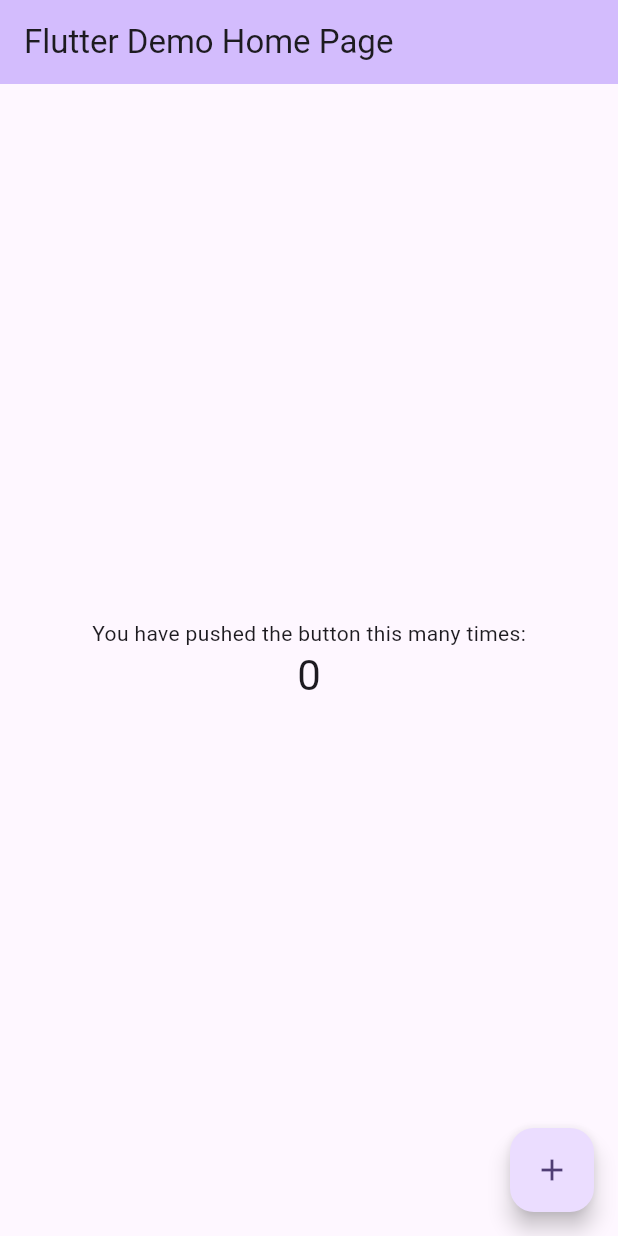
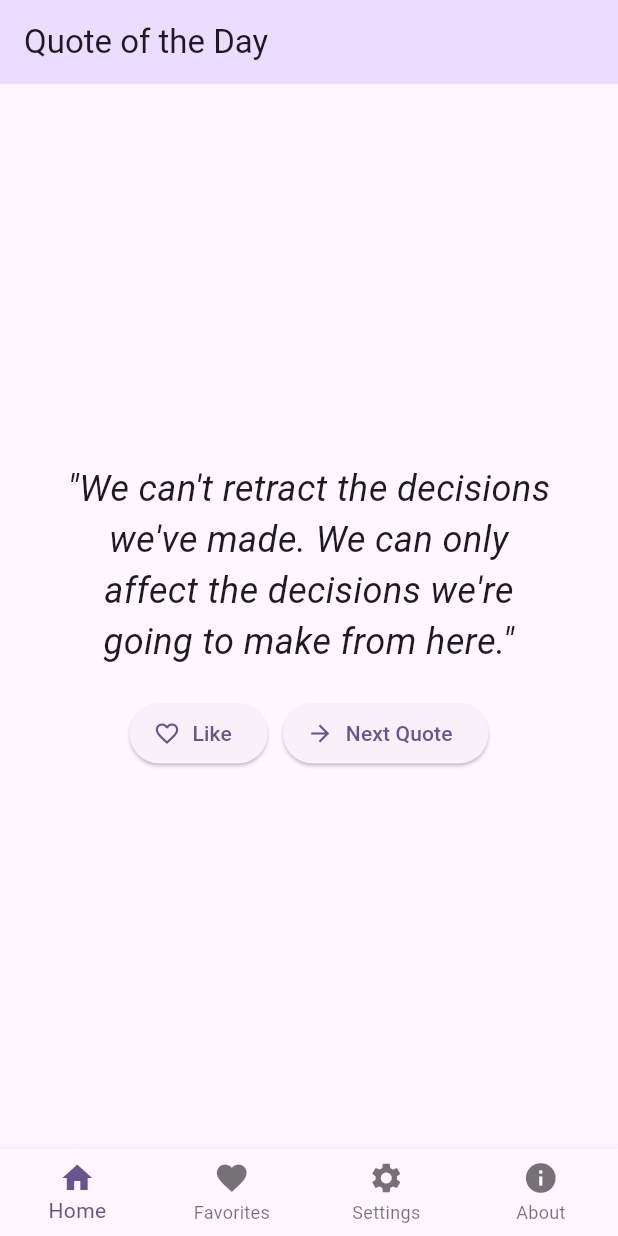
Before and after one commit to ffabious/flutter_daily_quote_app, a Flutter app: the screen it shows after launch, on a phone screen of 412 x 824 dp. Run offline on Flutter 3.47's test engine with Material 3 defaults, Android fonts, the light colour scheme and no system bars.

Commit message:
proj-feat: basic functional ui

```diff
--- a/lib/main.dart
+++ b/lib/main.dart
@@ -7,116 +7,123 @@ void main() {
 class MyApp extends StatelessWidget {
   const MyApp({super.key});
 
-  // This widget is the root of your application.
   @override
   Widget build(BuildContext context) {
     return MaterialApp(
-      title: 'Flutter Demo',
+      title: "Quote of te Day",
       theme: ThemeData(
-        // This is the theme of your application.
-        //
-        // TRY THIS: Try running your application with "flutter run". You'll see
-        // the application has a purple toolbar. Then, without quitting the app,
-        // try changing the seedColor in the colorScheme below to Colors.green
-        // and then invoke "hot reload" (save your changes or press the "hot
-        // reload" button in a Flutter-supported IDE, or press "r" if you used
-        // the command line to start the app).
-        //
-        // Notice that the counter didn't reset back to zero; the application
-        // state is not lost during the reload. To reset the state, use hot
-        // restart instead.
-        //
-        // This works for code too, not just values: Most code changes can be
-        // tested with just a hot reload.
         colorScheme: ColorScheme.fromSeed(seedColor: Colors.deepPurple),
       ),
-      home: const MyHomePage(title: 'Flutter Demo Home Page'),
+      home: const CompletePage(),
     );
   }
 }
 
-class MyHomePage extends StatefulWidget {
-  const MyHomePage({super.key, required this.title});
-
-  // This widget is the home page of your application. It is stateful, meaning
-  // that it has a State object (defined below) that contains fields that affect
-  // how it looks.
-
-  // This class is the configuration for the state. It holds the values (in this
-  // case the title) provided by the parent (in this case the App widget) and
-  // used by the build method of the State. Fields in a Widget subclass are
-  // always marked "final".
-
-  final String title;
+class CompletePage extends StatefulWidget {
+  const CompletePage({super.key});
 
   @override
-  State<MyHomePage> createState() => _MyHomePageState();
+  State<CompletePage> createState() => _CompletePageState();
 }
 
-class _MyHomePageState extends State<MyHomePage> {
-  int _counter = 0;
+class _CompletePageState extends State<CompletePage> {
+  int selectedIndex = 0;
+  Widget currentPage = const MyHomePage();
 
-  void _incrementCounter() {
-    setState(() {
-      // This call to setState tells the Flutter framework that something has
-      // changed in this State, which causes it to rerun the build method below
-      // so that the display can reflect the updated values. If we changed
-      // _counter without calling setState(), then the build method would not be
-      // called again, and so nothing would appear to happen.
-      _counter++;
-    });
+  void updatePage(int index) {
+    switch (index) {
+      case 0:
+        currentPage = const MyHomePage();
+        break;
+      case 1:
+        currentPage = const Center(child: Text("Favorites Page"));
+        break;
+      case 2:
+        currentPage = const Center(child: Text("Settings Page"));
+        break;
+      case 3:
+        currentPage = const Center(child: Text("About Page"));
+        break;
+      default:
+        throw UnimplementedError("No page for index $index");
+    }
   }
 
   @override
   Widget build(BuildContext context) {
-    // This method is rerun every time setState is called, for instance as done
-    // by the _incrementCounter method above.
-    //
-    // The Flutter framework has been optimized to make rerunning build methods
-    // fast, so that you can just rebuild anything that needs updating rather
-    // than having to individually change instances of widgets.
     return Scaffold(
       appBar: AppBar(
-        // TRY THIS: Try changing the color here to a specific color (to
-        // Colors.amber, perhaps?) and trigger a hot reload to see the AppBar
-        // change color while the other colors stay the same.
-        backgroundColor: Theme.of(context).colorScheme.inversePrimary,
-        // Here we take the value from the MyHomePage object that was created by
-        // the App.build method, and use it to set our appbar title.
-        title: Text(widget.title),
+        title: const Text("Quote of the Day"),
+        backgroundColor: Theme.of(context).colorScheme.primaryContainer,
       ),
-      body: Center(
-        // Center is a layout widget. It takes a single child and positions it
-        // in the middle of the parent.
+      body: currentPage,
+      bottomNavigationBar: BottomNavigationBar(
+        items: [
+          BottomNavigationBarItem(icon: Icon(Icons.home), label: 'Home'),
+          BottomNavigationBarItem(
+            icon: Icon(Icons.favorite),
+            label: 'Favorites',
+          ),
+          BottomNavigationBarItem(
+            icon: Icon(Icons.settings),
+            label: 'Settings',
+          ),
+          BottomNavigationBarItem(icon: Icon(Icons.info), label: 'About'),
+        ],
+        currentIndex: selectedIndex,
+        onTap: (index) {
+          setState(() {
+            selectedIndex = index;
+            updatePage(index);
+          });
+        },
+        type: BottomNavigationBarType.fixed,
+      ),
+    );
+  }
+}
+
+class MyHomePage extends StatelessWidget {
+  const MyHomePage({super.key});
+
+  @override
+  Widget build(BuildContext context) {
+    return Center(
+      child: SizedBox(
+        width: 0.8 * MediaQuery.of(context).size.width,
         child: Column(
-          // Column is also a layout widget. It takes a list of children and
-          // arranges them vertically. By default, it sizes itself to fit its
-          // children horizontally, and tries to be as tall as its parent.
-          //
-          // Column has various properties to control how it sizes itself and
-          // how it positions its children. Here we use mainAxisAlignment to
-          // center the children vertically; the main axis here is the vertical
-          // axis because Columns are vertical (the cross axis would be
-          // horizontal).
-          //
-          // TRY THIS: Invoke "debug painting" (choose the "Toggle Debug Paint"
-          // action in the IDE, or press "p" in the console), to see the
-          // wireframe for each widget.
           mainAxisAlignment: MainAxisAlignment.center,
           children: <Widget>[
-            const Text('You have pushed the button this many times:'),
-            Text(
-              '$_counter',
-              style: Theme.of(context).textTheme.headlineMedium,
+            const Text(
+              '"'
+              "We can't retract the decisions we've made. "
+              "We can only affect the decisions we're going to make from here."
+              '"',
+              style: TextStyle(fontSize: 24, fontStyle: FontStyle.italic),
+              textAlign: TextAlign.center,
+            ),
+            const SizedBox(height: 20),
+            Row(
+              mainAxisAlignment: MainAxisAlignment.center,
+              children: [
+                ElevatedButton.icon(
+                  onPressed: () {},
+                  label: const Text('Like'),
+                  icon: const Icon(Icons.favorite_border),
+                  iconAlignment: IconAlignment.start,
+                ),
+                const SizedBox(width: 10),
+                ElevatedButton.icon(
+                  onPressed: () {},
+                  icon: const Icon(Icons.arrow_forward),
+                  label: const Text('Next Quote'),
+                  iconAlignment: IconAlignment.start,
+                ),
+              ],
             ),
           ],
         ),
       ),
-      floatingActionButton: FloatingActionButton(
-        onPressed: _incrementCounter,
-        tooltip: 'Increment',
-        child: const Icon(Icons.add),
-      ), // This trailing comma makes auto-formatting nicer for build methods.
     );
   }
 }
```
